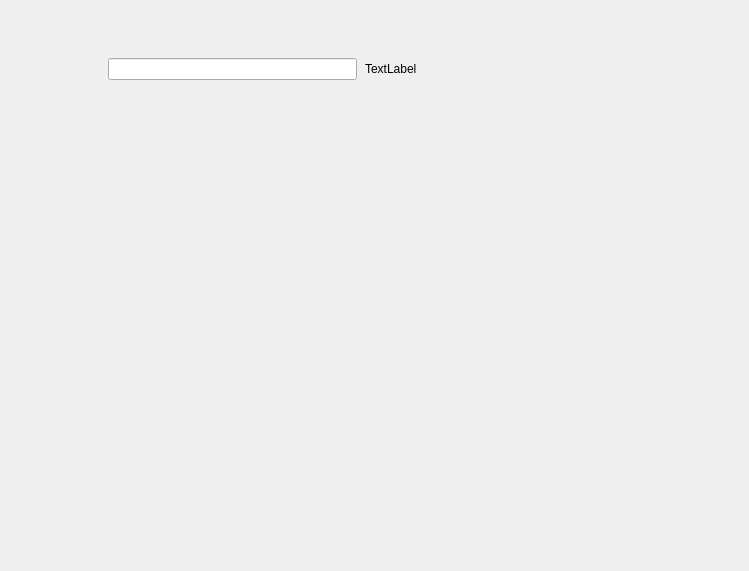
KimYubin/SolTranslator, file src/Settings/SettingsWidget.ui: the form before one commit.
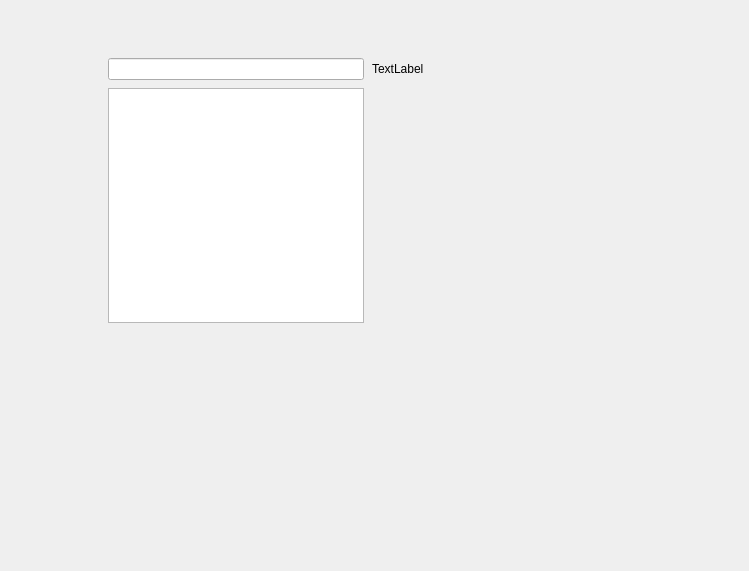
The form after the commit.

Commit message:
[개선] 셋팅 위젯 버튼에서 ListWidget으로 변경. c++23으로 업
1. 이게 좀 더 깔끔하게 일관성 있어보여서 ListWidget으로 교체함
2. c++23으로 올림

```diff
--- a/src/Settings/SettingsWidget.ui
+++ b/src/Settings/SettingsWidget.ui
@@ -41,9 +41,6 @@
     <item row="1" column="1">
      <widget class="QStackedWidget" name="optionStackedWidget"/>
     </item>
-    <item row="1" column="0">
-     <layout class="QVBoxLayout" name="buttonLayout"/>
-    </item>
     <item row="0" column="1">
      <widget class="QLabel" name="optionLabel">
       <property name="text">
@@ -54,6 +51,9 @@
     <item row="0" column="0">
      <widget class="QLineEdit" name="findEdit"/>
     </item>
+    <item row="1" column="0">
+     <widget class="QListWidget" name="listWidget"/>
+    </item>
    </layout>
   </widget>
  </widget>
```
The commit also changes 2 other files.
